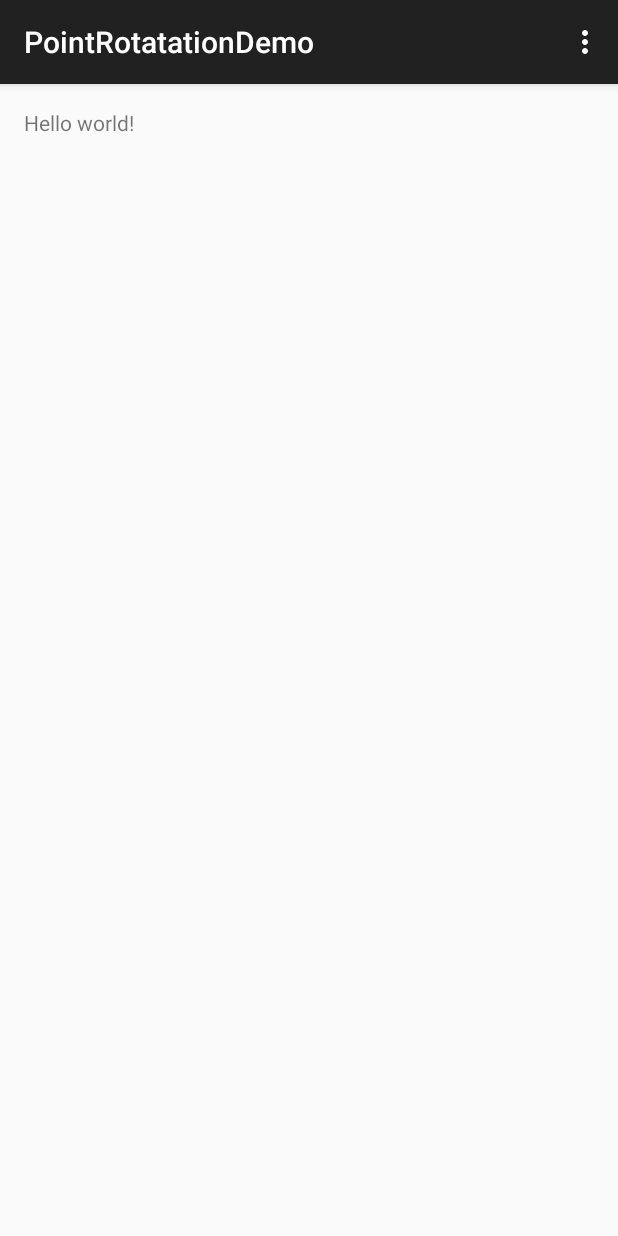
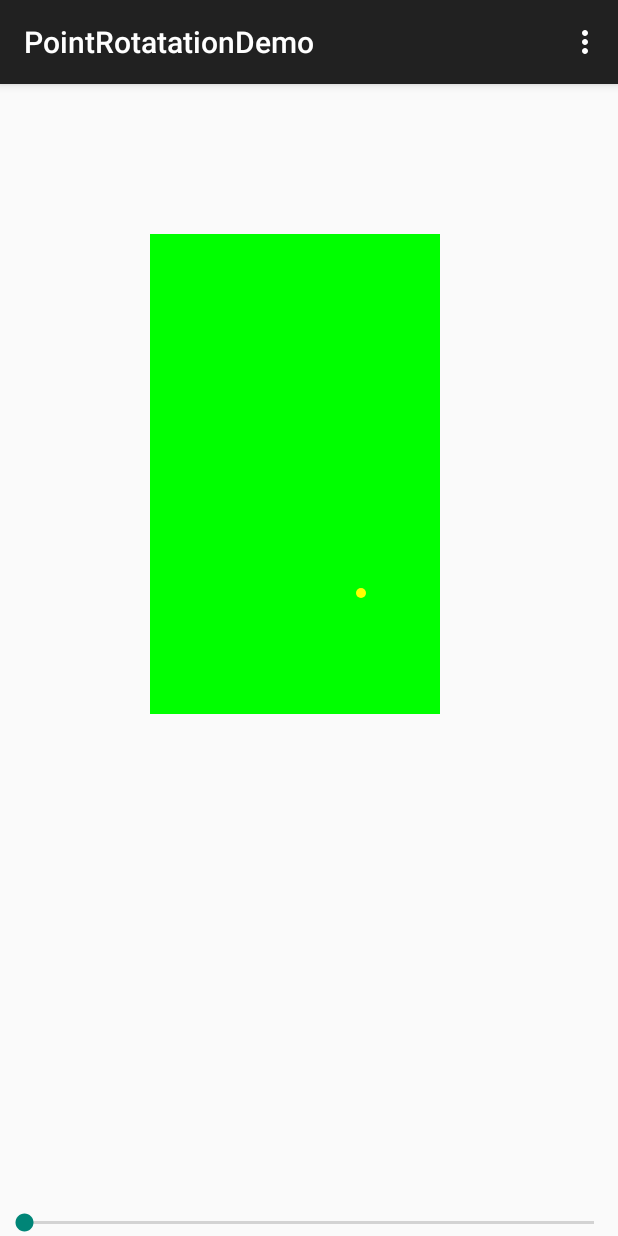
Before and after one commit to bleege/PointRotatationDemo, an Android app: the screen it shows after launch (RotationActivity), on a phone screen of 412 x 824 dp. Run offline under Robolectric (Android 15) with nearby library versions, the phone set to English and light mode, and no system bars.

```diff
--- /dev/null
+++ b/app/src/main/java/bradleege/com/pointrotatationdemo/MyDrawing.java
@@ -0,0 +1,85 @@
+package bradleege.com.pointrotatationdemo;
+
+import android.content.Context;
+import android.graphics.Canvas;
+import android.graphics.Color;
+import android.graphics.Matrix;
+import android.graphics.Paint;
+import android.graphics.Point;
+import android.graphics.Rect;
+import android.view.View;
+
+public class MyDrawing extends View {
+
+    private Rect myRect;
+    private Point myPoint;
+    private Paint rectPaint;
+    private Paint pointPaint;
+
+    private Matrix transform;
+
+    public MyDrawing(Context context, Rect rect, Point point) {
+        super(context);
+
+        // Store the Rect and Point
+        myRect = rect;
+        myPoint = point;
+
+        // Create Paint so we can see something :)
+        rectPaint = new Paint();
+        rectPaint.setColor(Color.GREEN);
+        pointPaint = new Paint();
+        pointPaint.setColor(Color.YELLOW);
+
+        // Create a matrix to do rotation
+        transform = new Matrix();
+
+    }
+
+
+    /**
+     * Add the Rotation to our Transform matrix.
+     * <p/>
+     * A new point, with the rotated coordinates will be returned
+     *
+     * @param degrees
+     * @return
+     */
+    public Point rotate(float degrees) {
+        // This is to rotate about the Rectangles center
+        transform.setRotate(degrees, myRect.exactCenterX(), myRect.exactCenterY());
+
+        // Create new float[] to hold the rotated coordinates
+        float[] pts = new float[2];
+
+        // Initialize the array with our Coordinate
+        pts[0] = myPoint.x;
+        pts[1] = myPoint.y;
+
+        // Use the Matrix to map the points
+        transform.mapPoints(pts);
+
+        // NOTE: pts will be changed by transform.mapPoints call
+        // after the call, pts will hold the new cooridnates
+
+        // Now, create a new Point from our new coordinates
+        Point newPoint = new Point((int) pts[0], (int) pts[1]);
+
+        // Return the new point
+        return newPoint;
+    }
+
+    @Override
+    public void onDraw(Canvas canvas) {
+        if (myRect != null && myPoint != null) {
+            // This is an easy way to apply the same transformation (e.g. rotation)
+            // To the complete canvas.
+            canvas.setMatrix(transform);
+
+            // With the Canvas being rotated, we can simply draw
+            // All our elements (Rect and Point)
+            canvas.drawRect(myRect, rectPaint);
+            canvas.drawCircle(myPoint.x, myPoint.y, 5, pointPaint);
+        }
+    }
+}
--- a/app/src/main/java/bradleege/com/pointrotatationdemo/RotationActivity.java
+++ b/app/src/main/java/bradleege/com/pointrotatationdemo/RotationActivity.java
@@ -1,19 +1,47 @@
+// Based on http://stackoverflow.com/questions/7795028/get-new-position-of-coordinate-after-rotation-with-matrix
+
 package bradleege.com.pointrotatationdemo;
 
+import android.graphics.Point;
+import android.graphics.Rect;
 import android.support.v7.app.ActionBarActivity;
 import android.os.Bundle;
+import android.util.Log;
 import android.view.Menu;
 import android.view.MenuItem;
+import android.widget.RelativeLayout;
+import android.widget.SeekBar;
+
+public class RotationActivity extends ActionBarActivity implements SeekBar.OnSeekBarChangeListener {
 
 
-public class RotationActivity extends ActionBarActivity {
+    private MyDrawing myDrawing;
+    private SeekBar mSeekbar;
 
+    /** Called when the activity is first created. */
     @Override
-    protected void onCreate(Bundle savedInstanceState) {
+    public void onCreate(Bundle savedInstanceState) {
         super.onCreate(savedInstanceState);
         setContentView(R.layout.activity_rotation);
+
+        Rect rect = new Rect(150,150,440,630);
+
+        int x = (int) (rect.left + Math.random() * rect.width());
+        int y = (int) (rect.top + Math.random() * rect.height());
+        Point coordinate = new Point(x, y);
+
+
+        // To draw the rect we create a CustomView
+        myDrawing = new MyDrawing(this, rect, coordinate);
+
+        RelativeLayout rl = (RelativeLayout)findViewById(R.id.container);
+        rl.addView(myDrawing);
+
+
+        mSeekbar = (SeekBar)findViewById(R.id.seekBar1);
+        mSeekbar.setMax(360);
+        mSeekbar.setOnSeekBarChangeListener(this);
     }
-
 
     @Override
     public boolean onCreateOptionsMenu(Menu menu) {
@@ -36,4 +64,22 @@ public class RotationActivity extends ActionBarActivity {
 
         return super.onOptionsItemSelected(item);
     }
+
+    @Override
+    public void onProgressChanged(SeekBar seekBar, int progress,boolean fromUser) {
+
+        Point newCoordinates = myDrawing.rotate(progress);
+
+
+        // Now -> our float[] pts contains the new x,y coordinates
+        Log.d("test", "Before Rotate myPoint(" + newCoordinates.x + "," + newCoordinates.y + ")");
+        myDrawing.invalidate();
+
+    }
+
+    @Override
+    public void onStartTrackingTouch(SeekBar seekBar) {}
+
+    @Override
+    public void onStopTrackingTouch(SeekBar seekBar) {}
 }
--- a/app/src/main/res/layout/activity_rotation.xml
+++ b/app/src/main/res/layout/activity_rotation.xml
@@ -1,11 +1,13 @@
+<?xml version="1.0" encoding="utf-8"?>
+
 <RelativeLayout xmlns:android="http://schemas.android.com/apk/res/android"
-    xmlns:tools="http://schemas.android.com/tools" android:layout_width="match_parent"
-    android:layout_height="match_parent" android:paddingLeft="@dimen/activity_horizontal_margin"
-    android:paddingRight="@dimen/activity_horizontal_margin"
-    android:paddingTop="@dimen/activity_vertical_margin"
-    android:paddingBottom="@dimen/activity_vertical_margin" tools:context=".RotationActivity">
-
-    <TextView android:text="@string/hello_world" android:layout_width="wrap_content"
-        android:layout_height="wrap_content" />
-
+    android:id="@+id/container"
+    android:layout_width="fill_parent"
+    android:layout_height="fill_parent">
+    <SeekBar
+        android:id="@+id/seekBar1"
+        android:layout_width="fill_parent"
+        android:layout_height="wrap_content"
+        android:layout_alignParentBottom="true"
+        android:layout_centerHorizontal="true" />
 </RelativeLayout>
```
